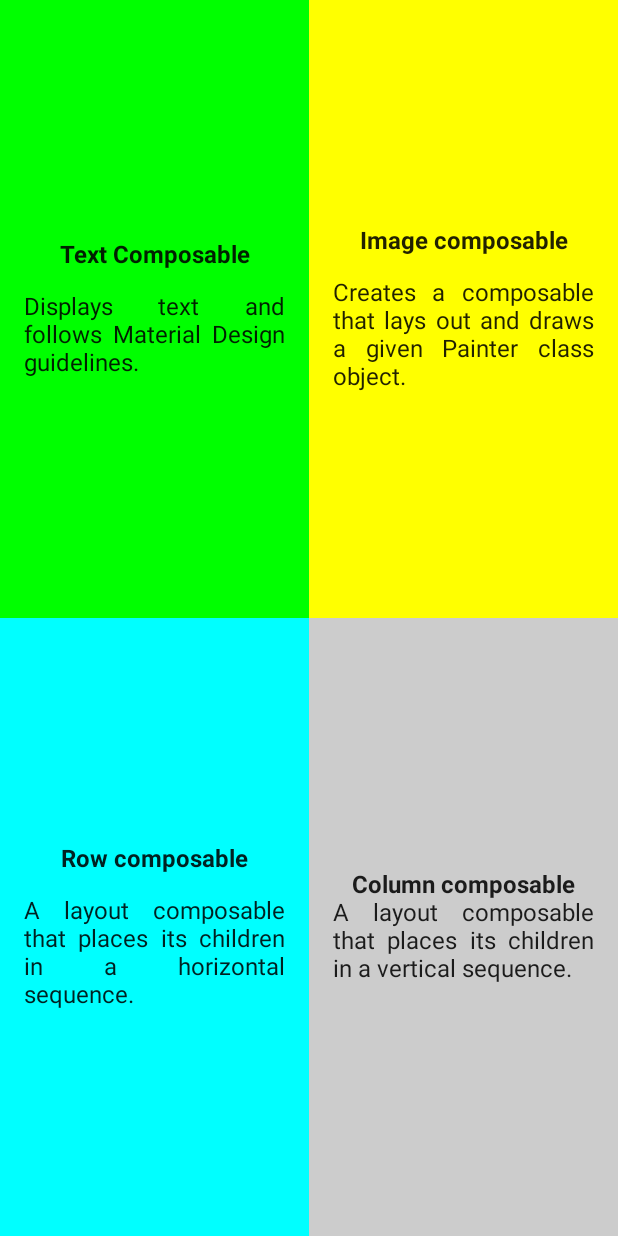
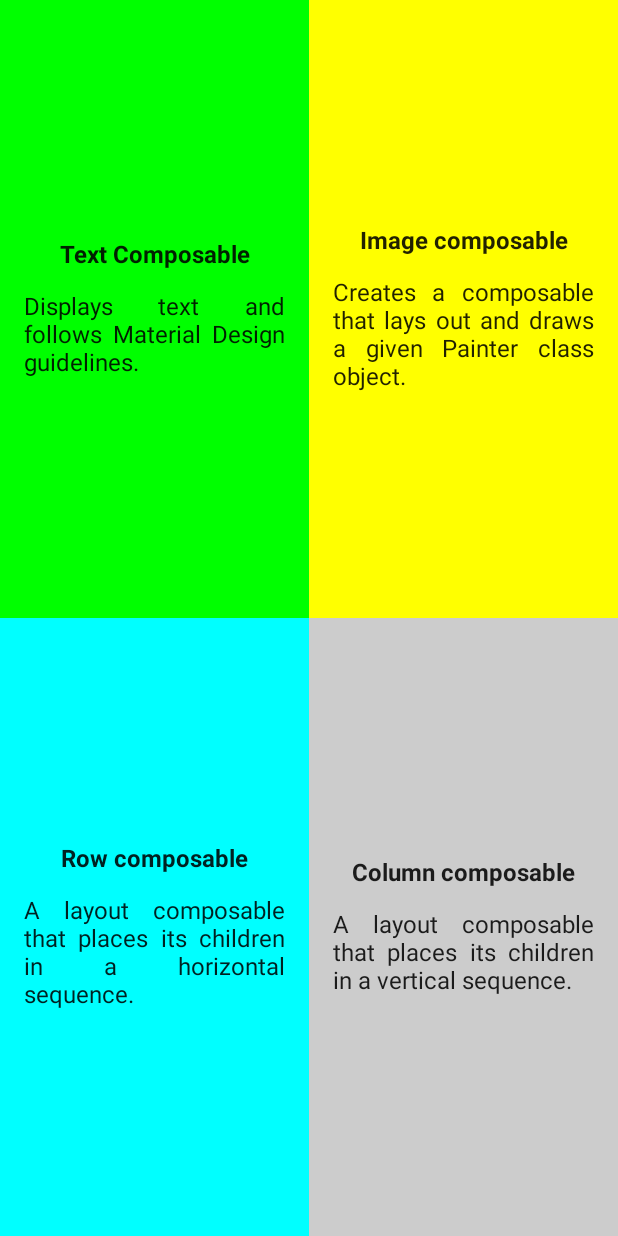
Before and after one commit to Rarj/basic-compose, an Android app built with Jetpack Compose: the QuadrantActivity screen opened directly, with no data from a screen before it, on a phone screen of 412 x 824 dp. Run offline under Robolectric (Android 15) with nearby library versions, the phone set to English and light mode, and no system bars.

```diff
--- a/app/src/main/java/dev/arj/practicecomposebasic/quadrant/QuadrantActivity.kt
+++ b/app/src/main/java/dev/arj/practicecomposebasic/quadrant/QuadrantActivity.kt
@@ -35,6 +35,29 @@ class QuadrantActivity : ComponentActivity() {
 }
 
 @Composable
+fun ContentQuadrantCompose(
+    modifier: Modifier,
+    title: String,
+    subtitle: String,
+) {
+    Column(
+        modifier,
+        horizontalAlignment = Alignment.CenterHorizontally,
+        verticalArrangement = Arrangement.Center,
+    ) {
+        Text(
+            text = title,
+            fontWeight = FontWeight.Bold,
+            modifier = Modifier.padding(bottom = 16.dp)
+        )
+        Text(
+            text = subtitle,
+            textAlign = TextAlign.Justify
+        )
+    }
+}
+
+@Composable
 fun QuadrantCompose() {
     Column(
         modifier = Modifier
@@ -45,44 +68,26 @@ fun QuadrantCompose() {
                 .fillMaxSize()
                 .weight(1f, true)
         ) {
-            Column(
+            ContentQuadrantCompose(
                 modifier = Modifier
                     .fillMaxSize()
                     .weight(1f, true)
                     .background(Color.Green)
                     .padding(16.dp),
-                horizontalAlignment = Alignment.CenterHorizontally,
-                verticalArrangement = Arrangement.Center,
-            ) {
-                Text(
-                    text = "Text Composable",
-                    fontWeight = FontWeight.Bold,
-                    modifier = Modifier.padding(bottom = 16.dp)
-                )
-                Text(
-                    text = "Displays text and follows Material Design guidelines.",
-                    textAlign = TextAlign.Justify
-                )
-            }
-            Column(
+                title = "Text Composable",
+                subtitle = "Displays text and follows Material Design guidelines."
+            )
+
+            ContentQuadrantCompose(
                 modifier = Modifier
                     .fillMaxSize()
                     .weight(1f, true)
                     .background(Color.Yellow)
                     .padding(16.dp),
-                horizontalAlignment = Alignment.CenterHorizontally,
-                verticalArrangement = Arrangement.Center,
-            ) {
-                Text(
-                    text = "Image composable",
-                    fontWeight = FontWeight.Bold,
-                    modifier = Modifier.padding(bottom = 16.dp)
-                )
-                Text(
-                    text = "Creates a composable that lays out and draws a given Painter class object.",
-                    textAlign = TextAlign.Justify
-                )
-            }
+                title = "Image composable",
+                subtitle = "Creates a composable that lays out and draws a given Painter class object."
+            )
+
         }
 
         Row(
@@ -90,43 +95,25 @@ fun QuadrantCompose() {
                 .fillMaxSize()
                 .weight(1f, true)
         ) {
-            Column(
+            ContentQuadrantCompose(
                 modifier = Modifier
                     .fillMaxSize()
                     .weight(1f, true)
                     .background(Color.Cyan)
                     .padding(16.dp),
-                horizontalAlignment = Alignment.CenterHorizontally,
-                verticalArrangement = Arrangement.Center,
-            ) {
-                Text(
-                    text = "Row composable",
-                    fontWeight = FontWeight.Bold,
-                    modifier = Modifier.padding(bottom = 16.dp)
-                )
-                Text(
-                    text = "A layout composable that places its children in a horizontal sequence.",
-                    textAlign = TextAlign.Justify
-                )
-            }
-            Column(
+                title = "Row composable",
+                subtitle = "A layout composable that places its children in a horizontal sequence."
+            )
+
+            ContentQuadrantCompose(
                 modifier = Modifier
                     .fillMaxSize()
                     .weight(1f, true)
                     .background(Color.LightGray)
                     .padding(16.dp),
-                horizontalAlignment = Alignment.CenterHorizontally,
-                verticalArrangement = Arrangement.Center,
-            ) {
-                Text(
-                    text = "Column composable",
-                    fontWeight = FontWeight.Bold
-                )
-                Text(
-                    text = "A layout composable that places its children in a vertical sequence.",
-                    textAlign = TextAlign.Justify
-                )
-            }
+                title = "Column composable",
+                subtitle = "A layout composable that places its children in a vertical sequence."
+            )
         }
 
     }
```
